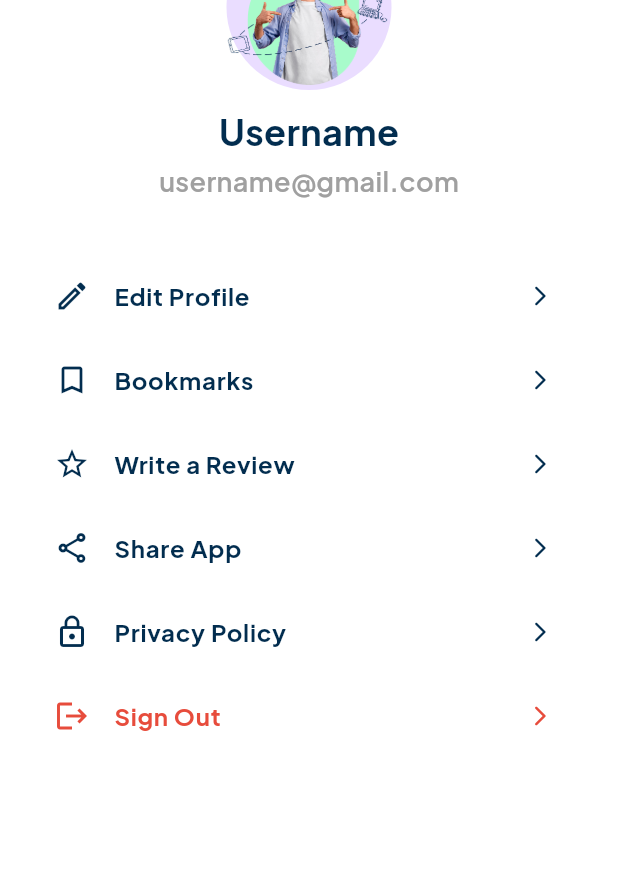
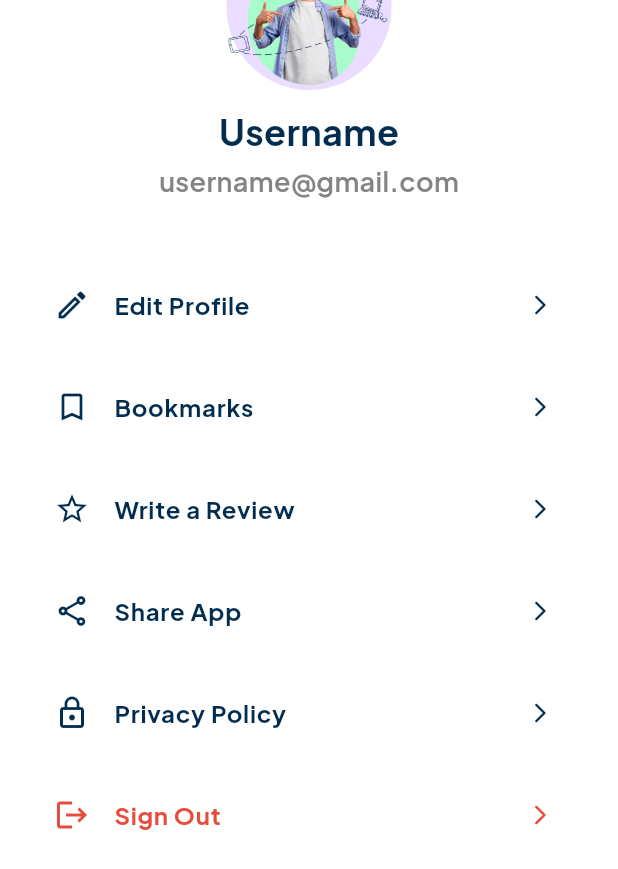
Before and after one commit to Ahmedmo1910/E-Learning---Virtual-Labs, a Flutter app: the ProfileContainerWidget widget shown alone on an empty page, opened directly, on a phone screen of 412 x 824 dp. Shown: the top 869 px of the screen. Run offline on Flutter 3.47's test engine with Material 3 defaults, Android fonts, the phone set to English and light mode, and no system bars; our stand-ins replace bloc, chewie, dots_indicator, flutter_rating_bar, flutter_svg, get_it and 3 more; accounts and stored records are empty; network calls fail.

Commit message:
Refactor profile screen layout and improve UI components

```diff
--- a/lib/features/profile/presentation/views/widgets/custom_list_tile_widget.dart
+++ b/lib/features/profile/presentation/views/widgets/custom_list_tile_widget.dart
@@ -23,7 +23,7 @@ class CustomListTileWidget extends StatelessWidget {
         : AppColors.primaryColor;
 
     return Padding(
-      padding: const EdgeInsets.symmetric(horizontal: 20.0),
+      padding: const EdgeInsets.symmetric(horizontal: 20.0 , vertical: 6.0),
       child: ListTile(
         // contentPadding: EdgeInsets.zero,
         leading: Icon(leadingIcon, color: textColor, size: 24),
--- a/lib/features/profile/presentation/views/widgets/profile_container_widget.dart
+++ b/lib/features/profile/presentation/views/widgets/profile_container_widget.dart
@@ -9,6 +9,7 @@ class ProfileContainerWidget extends StatelessWidget {
   @override
   Widget build(BuildContext context) {
     return Container(
+      height: MediaQuery.of(context).size.height * 0.75,
       decoration: const BoxDecoration(
         color: Colors.white,
         borderRadius: BorderRadius.vertical(top: Radius.circular(35)),
@@ -31,7 +32,7 @@ class ProfileContainerWidget extends StatelessWidget {
                 Text(
                   "username@gmail.com",
                   style: AppTextStyles.medium18.copyWith(
-                    color: Color(0xffA0A0A0),
+                    color: AppColors.greyColor,
                   ),
                 ),
 
@@ -68,8 +69,6 @@ class ProfileContainerWidget extends StatelessWidget {
                   isSignOut: true,
                   onTap: () {},
                 ),
-
-                const SizedBox(height: 70),
               ],
             ),
           ),
--- a/lib/main_screen.dart
+++ b/lib/main_screen.dart
@@ -3,6 +3,7 @@ import 'package:e_learning/core/utils/app_text_styles.dart';
 import 'package:flutter/material.dart';
 import 'package:persistent_bottom_nav_bar_v2/persistent_bottom_nav_bar_v2.dart';
 import 'features/courses/presentation/views/courses_screen_body.dart';
+import 'features/profile/presentation/views/widgets/profile_screen_body.dart';
 
 class MainScreen extends StatefulWidget {
   const MainScreen({super.key});
@@ -46,7 +47,7 @@ class _MainScreenState extends State<MainScreen> {
             ),
           ),
           PersistentTabConfig(
-            screen: const Center(child: Text("Profile Screen")),
+            screen:ProfileScreenBody(),
             item: ItemConfig(
               icon: const Icon(Icons.person),
               title: "Profile",
```
Also changed, not shown: lib/features/profile/presentation/views/widgets/profile_screen_body.dart (+7 -17 lines), lib/main.dart (+3 -5 lines).
